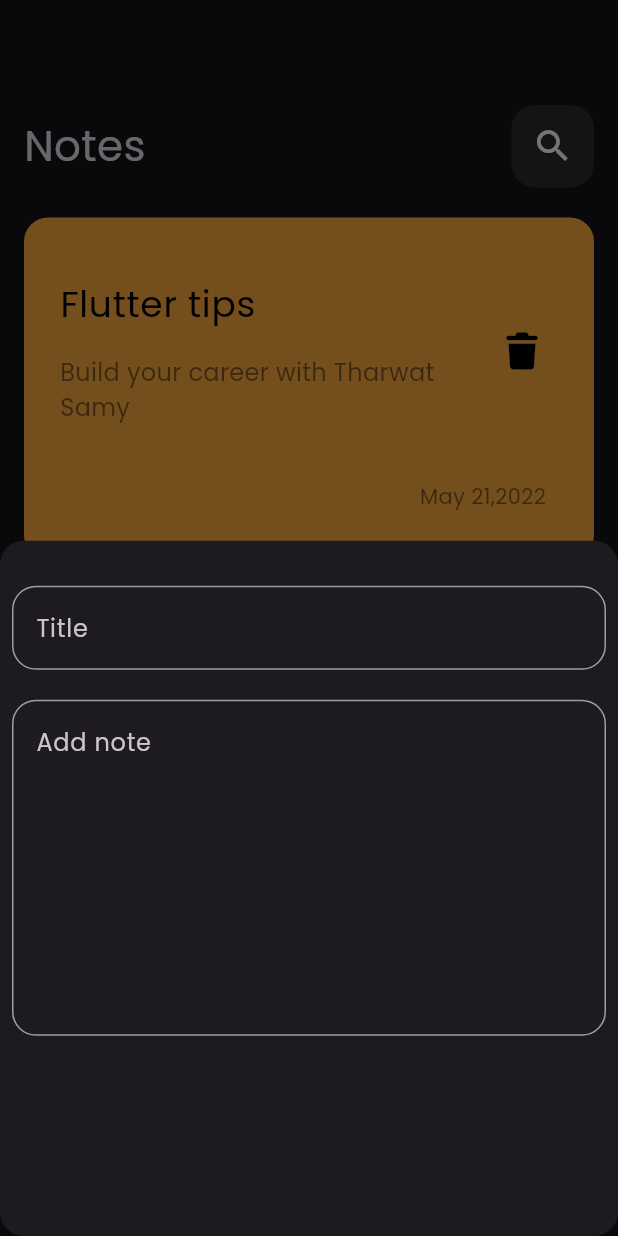
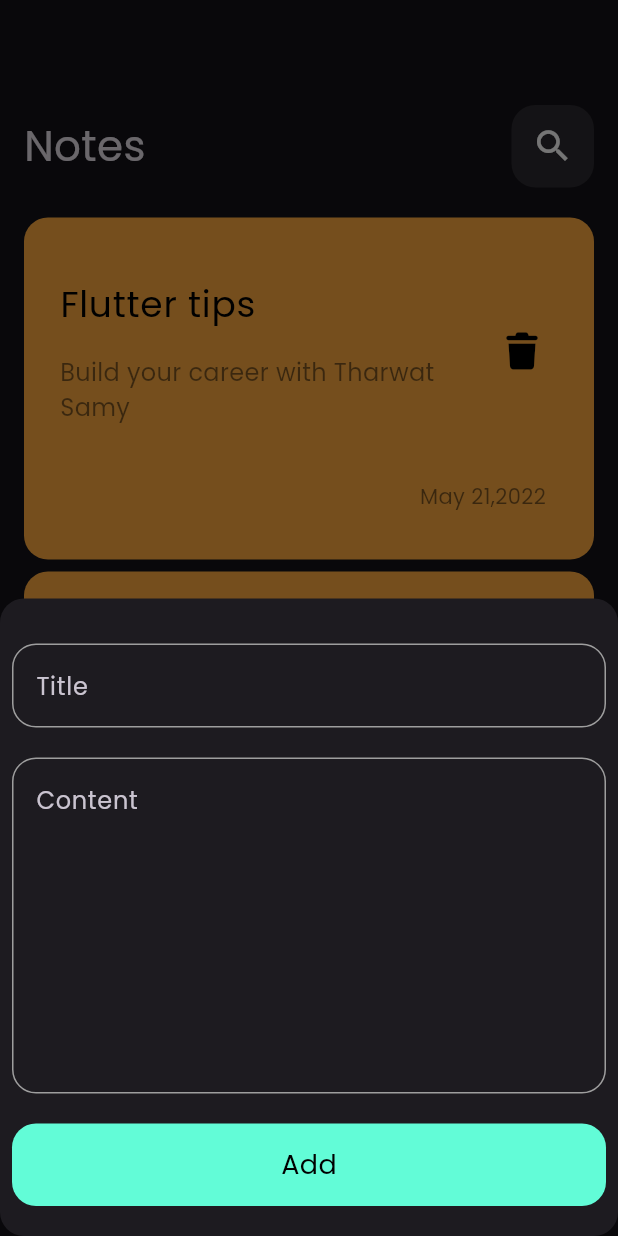
Before and after one commit to Menna50/notes_app, a Flutter app: the screen it shows after launch, after a tap on the "add" icon, on a phone screen of 412 x 824 dp. Run offline on Flutter 3.47's test engine with Material 3 defaults, Android fonts, the phone set to English and light mode, and no system bars; our stand-ins replace font_awesome_flutter.

Commit message:
Finish buttom sheet

```diff
--- a/lib/Widgets/add_note_bottom_sheet.dart
+++ b/lib/Widgets/add_note_bottom_sheet.dart
@@ -1,5 +1,6 @@
 
 import 'package:flutter/material.dart';
+import 'package:notes_app/Widgets/custom_button.dart';
 import 'package:notes_app/Widgets/custom_text_field.dart';
 
 class AddNoteButtomSheet extends StatelessWidget {
@@ -10,14 +11,19 @@ class AddNoteButtomSheet extends StatelessWidget {
     return
  Padding(
   padding: const EdgeInsets.symmetric(horizontal: 8),
+  child: SingleChildScrollView(
     child: Column(
 
       children: [
         SizedBox(height: 30,),
         CustomTextField(hint: 'Title', maxLines: 1),
         SizedBox(height: 20,),
-      CustomTextField(hint: 'Add note', maxLines: 8)
+        CustomTextField(hint: 'Content', maxLines: 8),
+        SizedBox(height: 20,),
+        CustomButton(data: 'Add'),
+        SizedBox(height: 20,),
       ],
+    ),
   ),
 
     );
--- /dev/null
+++ b/lib/Widgets/custom_button.dart
@@ -0,0 +1,20 @@
+import 'package:flutter/material.dart';
+import 'package:notes_app/constants.dart';
+
+class CustomButton extends StatelessWidget {
+  String data;
+   CustomButton({required this.data});
+
+  @override
+  Widget build(BuildContext context) {
+    return Container(
+      decoration: BoxDecoration(
+        color: KPrimaryColor,
+        borderRadius: BorderRadius.circular(16)
+      ),
+      width: MediaQuery.of(context).size.width,
+      height: 55,
+      child:Center(child: Text(data,style: TextStyle(color: Colors.black,fontSize: 18),)),
+    );
+  }
+}
```
Lines whose indentation alone changed are shown as unchanged.
